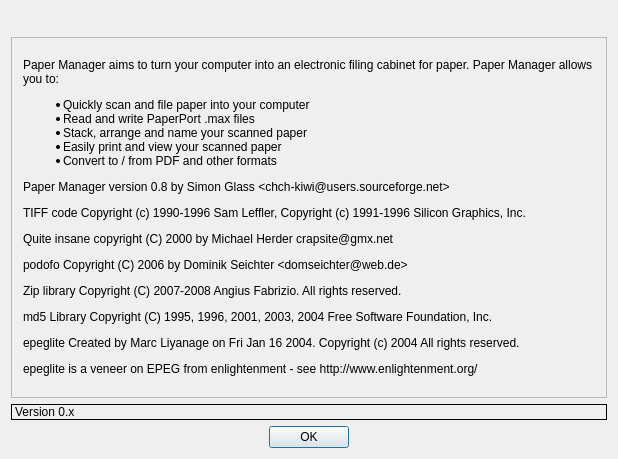
The window that about.ui (sjg20/paperman) describes before a commit, drawn with Qt 5.
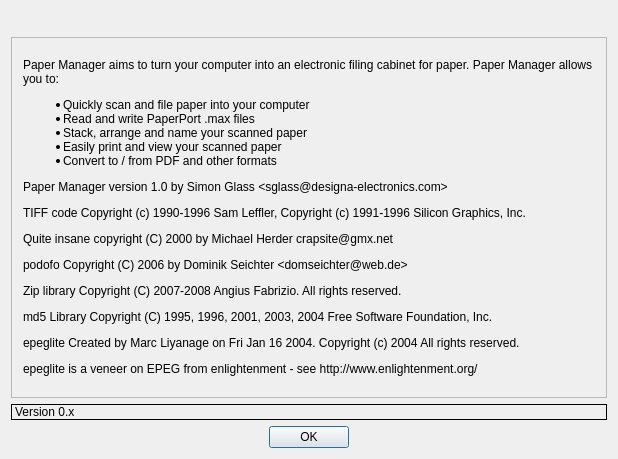
The same window after the commit. Icons and pictures are not drawn.

Commit message: Update version in 'about' dialog

What changed in the file:
```diff
--- a/about.ui
+++ b/about.ui
@@ -75,7 +75,7 @@
 &lt;li&gt;Stack, arrange and name your scanned paper
 &lt;li&gt;Easily print and view your scanned paper&lt;li&gt;Convert to / from PDF and other formats&lt;/ul&gt;
 
-Paper Manager version 0.8 by Simon Glass &amp;lt;chch-kiwi@users.sourceforge.net&amp;gt;
+Paper Manager version 1.0 by Simon Glass &amp;lt;sglass@designa-electronics.com&amp;gt;
 &lt;p&gt;
 &lt;p&gt;TIFF code Copyright (c) 1990-1996 Sam Leffler, Copyright (c) 1991-1996 Silicon Graphics, Inc.
 &lt;p&gt;Quite insane copyright (C) 2000 by Michael Herder crapsite@gmx.net
```
Left out of the diff: 1 changed line with no effect on the pictures.
